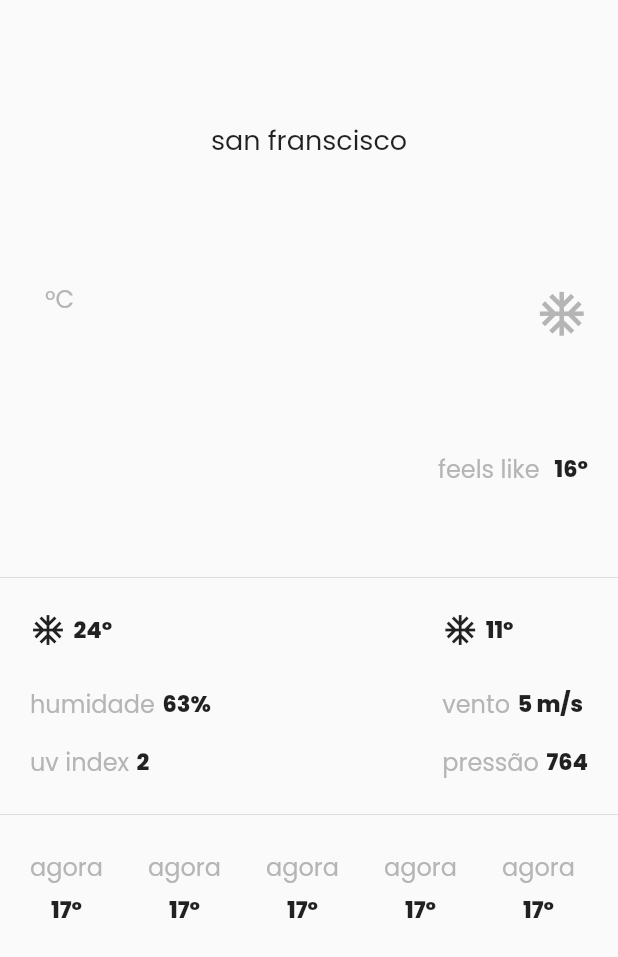
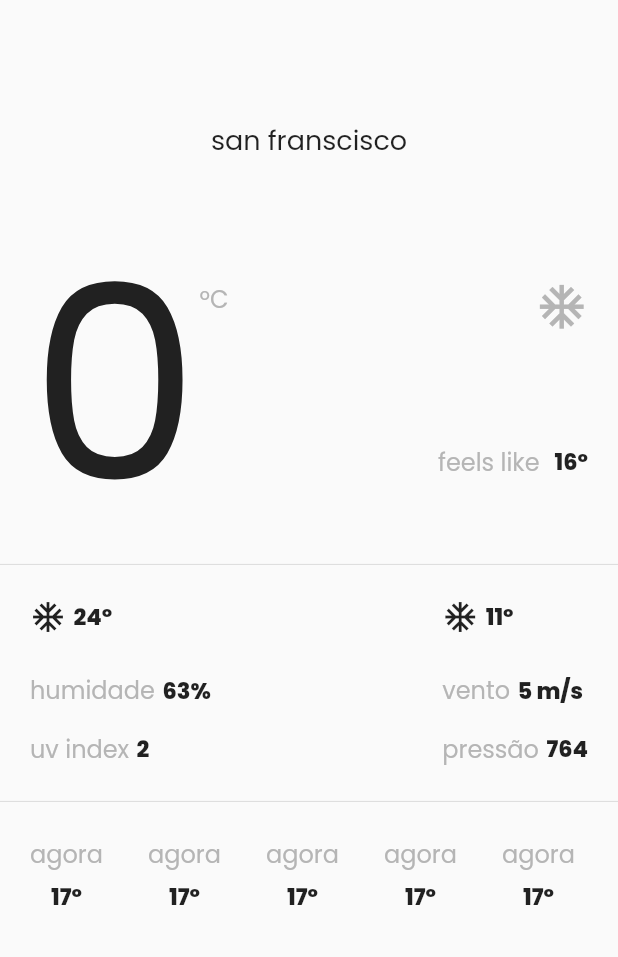
Before and after one commit to vivianeor/weather_app, a Flutter app: the screen it shows after launch, on a phone screen of 412 x 824 dp. Shown: the top 957 px of the screen. Run offline on Flutter 3.47's test engine with Material 2 defaults, Android fonts, the phone set to English and light mode, and no system bars; our stand-ins replace dartz, get_it, google_fonts; network calls fail.

Commit message:
Formatando temp

```diff
--- a/lib/features/home/presentation/ui/component/curent_weather.component.dart
+++ b/lib/features/home/presentation/ui/component/curent_weather.component.dart
@@ -1,5 +1,6 @@
 import 'package:flutter/material.dart';
 import 'package:google_fonts/google_fonts.dart';
+import 'package:intl/intl.dart';
 import 'package:weather_app/core/enums/colors.dart';
 import 'package:weather_app/features/home/domain/entities/current_weather.entity.dart';
 import 'package:weather_app/features/home/presentation/ui/atoms/text_label_bold.dart';
@@ -26,14 +27,14 @@ class _CurrentWeatherComponentState extends State<CurrentWeatherComponent> {
         children: [
           Row(
             crossAxisAlignment: CrossAxisAlignment.start,
+            mainAxisAlignment: MainAxisAlignment.spaceBetween,
             children: [
               Text(
-                widget.result?.mainInformation?.temp.toString() ?? '',
+                showAsIntegerNumber(widget.result?.mainInformation?.temp),
                 style: GoogleFonts.poppins(
-                  textStyle: const TextStyle(fontSize: 190, height: 1.0),
+                  textStyle: const TextStyle(fontSize: 180, height: 1.0),
                 ),
               ),
-              const SizedBox(width: 10),
               const TextLabel(label: 'ºC'),
             ],
           ),
@@ -62,4 +63,9 @@ class _CurrentWeatherComponentState extends State<CurrentWeatherComponent> {
       ),
     );
   }
+
+  String showAsIntegerNumber(double? temperature) {
+    int truncateTemp = temperature != null ? temperature.truncate() ~/ 10 : 0;
+    return truncateTemp.toString();
+  }
 }
--- a/pubspec.yaml
+++ b/pubspec.yaml
@@ -17,6 +17,7 @@ dependencies:
   google_fonts: ^4.0.3
   get_it: ^7.6.0
   geolocator: ^9.0.2
+  intl: ^0.18.1
 
 dev_dependencies:
   flutter_test:
```
Also changed, not shown: pubspec.lock.
